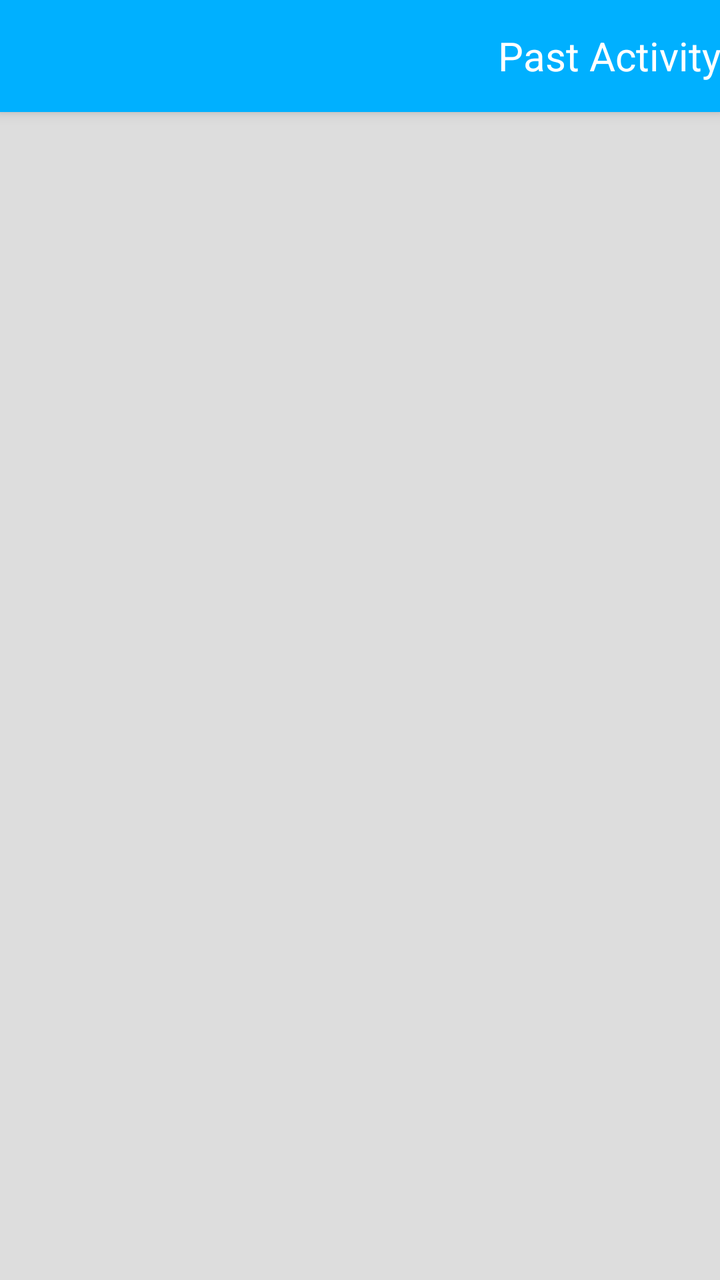
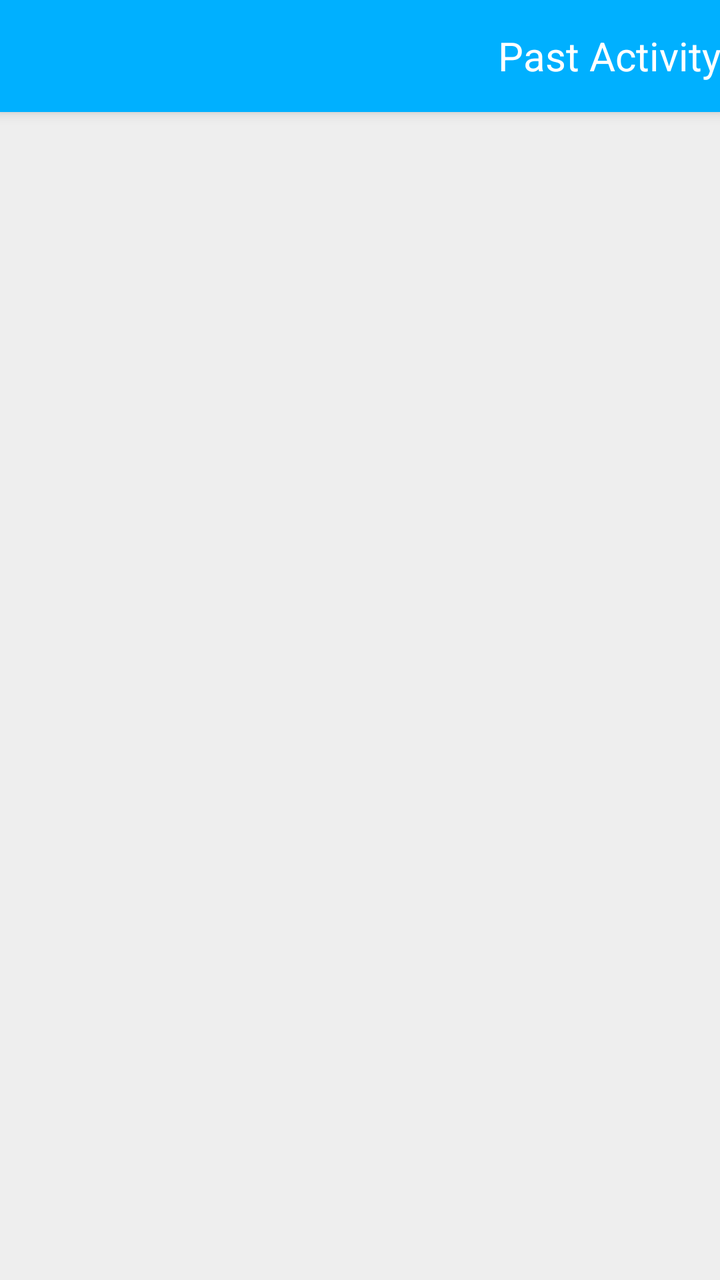

Two renders of the same Android screen: before a commit and after it. Below are the layout's source before the change and the commit's diff.
<!-- AndroidManifest.xml: activity theme AppTheme.NoActionBar -->
<!-- res/layout/activity_journal.xml -->
<?xml version="1.0" encoding="utf-8"?>
<androidx.coordinatorlayout.widget.CoordinatorLayout
    xmlns:android="http://schemas.android.com/apk/res/android"
    xmlns:app="http://schemas.android.com/apk/res-auto"
    xmlns:tools="http://schemas.android.com/tools"
    android:layout_width="match_parent"
    android:layout_height="match_parent"
    android:fitsSystemWindows="true"
    tools:context=".view.JournalActivity">

    <com.google.android.material.appbar.AppBarLayout
        android:id="@+id/record_appbar"
        android:layout_width="match_parent"
        android:layout_height="wrap_content"
        android:theme="@style/AppTheme.AppBarOverlay">

        <androidx.appcompat.widget.Toolbar
            android:id="@+id/record_toolbar"
            android:layout_width="match_parent"
            android:layout_height="?attr/actionBarSize"
            app:popupTheme="@style/AppTheme.PopupOverlay">

            <TextView
                android:layout_width="match_parent"
                android:layout_height="match_parent"
                android:gravity="end|center_vertical"
                android:textSize="@dimen/text_size_paragraph_title"
                android:textColor="#fff"
                android:text="@string/title_activity_journal"
                style="@style/AppTheme.AppBarOverlay"/>

        </androidx.appcompat.widget.Toolbar>

    </com.google.android.material.appbar.AppBarLayout>

    <FrameLayout
        android:layout_width="match_parent"
        android:layout_height="match_parent"
        app:layout_behavior="@string/appbar_scrolling_view_behavior">

        <LinearLayout
            android:layout_width="match_parent"
            android:layout_height="match_parent"
            android:orientation="horizontal">

            <FrameLayout
                android:id="@+id/record_list_container"
                xmlns:android="http://schemas.android.com/apk/res/android"
                xmlns:app="http://schemas.android.com/apk/res-auto"
                xmlns:tools="http://schemas.android.com/tools"
                android:layout_width="match_parent"
                android:layout_height="match_parent">

                <androidx.recyclerview.widget.RecyclerView
                    android:id="@+id/record_list"
                    android:layout_width="match_parent"
                    android:layout_height="match_parent"
                    android:background="@color/colorNeutral"
                    app:layoutManager="androidx.recyclerview.widget.LinearLayoutManager"
                    tools:context=".view.JournalActivity"
                    tools:listitem="@layout/item_journal"/>

            </FrameLayout>

            <FrameLayout
                android:id="@+id/record_item_container"
                android:layout_width="match_parent"
                android:layout_height="match_parent"
                android:visibility="gone"
                android:background="@color/colorNeutral"
                app:layout_behavior="@string/appbar_scrolling_view_behavior" />

        </LinearLayout>

    </FrameLayout>

</androidx.coordinatorlayout.widget.CoordinatorLayout>
<!-- res/layout/item_journal.xml (included above) -->
<?xml version="1.0" encoding="utf-8"?>
<androidx.cardview.widget.CardView
    xmlns:android="http://schemas.android.com/apk/res/android"
    android:id="@+id/record_item_view"
    android:layout_width="match_parent"
    android:layout_height="90dp"
    android:layout_marginLeft="8dp"
    android:layout_marginRight="8dp"
    android:layout_marginTop="4dp"
    android:layout_marginBottom="4dp">

    <LinearLayout
        android:layout_width="match_parent"
        android:layout_height="match_parent"
        android:orientation="horizontal"
        android:baselineAligned="false">

        <FrameLayout
            android:layout_width="44dp"
            android:layout_height="match_parent"
            android:paddingTop="15dp"
            android:paddingBottom="15dp"
            android:paddingStart="10dp"
            android:background="@color/colorChalk"
            android:orientation="vertical"
            android:clickable="true"
            android:focusable="true">

            <ImageButton
                android:id="@+id/record_contact_button"
                android:layout_width="25dp"
                android:layout_height="25dp"
                android:layout_gravity="top"
                android:background="@color/colorChalk"
                android:src="@drawable/ic_baseline_more_horiz_24px"
                android:contentDescription="@string/description_decrement_percentage_text"/>

            <ImageButton
                android:id="@+id/record_share_button"
                android:layout_width="25dp"
                android:layout_height="25dp"
                android:layout_gravity="bottom"
                android:background="@color/colorChalk"
                android:src="@drawable/ic_menu_share"
                android:contentDescription="@string/description_decrement_percentage_text"/>

        </FrameLayout>

        <LinearLayout
            android:id="@+id/record_stats_view"
            android:layout_width="0dp"
            android:layout_height="match_parent"
            android:layout_weight=".4"
            android:padding="4dp"
            android:orientation="vertical"
            android:gravity="end"
            android:clickable="true"
            android:focusable="true">

            <LinearLayout
                android:layout_width="match_parent"
                android:layout_height="0dp"
                android:layout_weight=".5"
                android:orientation="horizontal"
                android:layout_gravity="center"
                android:gravity="center">

                <TextView
                    android:id="@+id/record_memo_text"
                    android:layout_width="0dp"
                    android:layout_height="match_parent"
                    android:layout_weight=".25"
                    android:background="#fff"
                    android:textSize="@dimen/text_size_paragraph_title"
                    android:textColor="#000"
                    android:gravity="center"
                    android:text="📝"
                    android:inputType="numberDecimal"
                    android:imeOptions="actionDone"
                    android:importantForAutofill="no"
                    android:hint="Toggle the type of this record"/>

                <TextView
                    android:id="@+id/record_time_text"
                    android:layout_width="0dp"
                    android:layout_height="match_parent"
                    android:layout_weight=".75"
                    android:background="#fff"
                    android:textSize="@dimen/text_size_paragraph_title"
                    android:textColor="#000"
                    android:gravity="center"
                    android:inputType="numberDecimal"
                    android:imeOptions="actionDone"
                    android:importantForAutofill="no"
                    android:hint="Change the date of this record"/>

            </LinearLayout>


            <LinearLayout
                android:layout_width="match_parent"
                android:layout_height="0dp"
                android:layout_weight=".5"
                android:orientation="horizontal"
                android:layout_gravity="center"
                android:gravity="center">

                <TextView
                    android:id="@+id/record_type_text"
                    android:layout_width="0dp"
                    android:layout_height="match_parent"
                    android:layout_weight=".25"
                    android:background="#fff"
                    android:textSize="@dimen/text_size_paragraph_title"
                    android:textColor="#000"
                    android:gravity="center"
                    android:inputType="numberDecimal"
                    android:imeOptions="actionDone"
                    android:importantForAutofill="no"
                    android:hint="Toggle the type of this record"/>

                <EditText
                    android:id="@+id/record_amount_text"
                    android:layout_width="0dp"
                    android:layout_height="match_parent"
                    android:layout_weight=".75"
                    android:background="#fff"
                    android:textSize="@dimen/text_size_paragraph_title"
                    android:textColor="#000"
                    android:gravity="center"
                    android:inputType="numberDecimal"
                    android:imeOptions="actionDone"
                    android:importantForAutofill="no"
                    android:hint="Change the amount of this record"/>

            </LinearLayout>

        </LinearLayout>

        <FrameLayout
            android:id="@+id/record_text_view"
            android:layout_width="0dp"
            android:layout_height="match_parent"
            android:layout_weight=".5"
            android:padding="3dp"
            android:background="@color/colorHeat">

            <LinearLayout xmlns:android="http://schemas.android.com/apk/res/android"
                android:layout_width="match_parent"
                android:layout_height="match_parent"
                android:padding="2dp"
                android:background="#fff"
                android:orientation="vertical"
                android:layout_gravity="start|center_vertical">

                <LinearLayout
                    android:layout_width="match_parent"
                    android:layout_height="0dp"
                    android:layout_weight=".7">

                    <TextView
                        android:id="@+id/record_primary"
                        android:layout_width="0dp"
                        android:layout_height="match_parent"
                        android:layout_weight=".9"
                        android:layout_margin="4dp"
                        android:textSize="@dimen/text_size_paragraph_title"
                        android:textAppearance="?attr/textAppearanceListItem" />

                    <CheckBox
                        android:id="@+id/record_type"
                        android:layout_width="5dp"
                        android:layout_height="5dp"
                        android:layout_margin="2dp"
                        android:checked="false" />

                </LinearLayout>

                <TextView
                    android:id="@+id/record_secondary"
                    android:layout_width="wrap_content"
                    android:layout_height="0dp"
                    android:layout_weight=".3"
                    android:layout_marginStart="4dp"
                    android:textSize="@dimen/text_size_paragraph"
                    android:textAppearance="?attr/textAppearanceListItem" />

            </LinearLayout>

        </FrameLayout>

    </LinearLayout>

</androidx.cardview.widget.CardView>
<!-- resources referenced by this layout -->
<resources>
  <color name="colorChalk">#EEE</color>
  <color name="colorHeat">#FF8800</color>
  <color name="colorNeutral">#DDD</color>
  <dimen name="text_size_paragraph">16sp</dimen>
  <dimen name="text_size_paragraph_title">20sp</dimen>
  <!-- drawable ic_baseline_more_horiz_24px (drawable) -->
  <vector xmlns:android="http://schemas.android.com/apk/res/android"
      android:width="24dp"
      android:height="24dp"
      android:viewportWidth="24"
      android:viewportHeight="24">
    <path
        android:fillColor="#FF000000"
        android:pathData="M6,10c-1.1,0 -2,0.9 -2,2s0.9,2 2,2 2,-0.9 2,-2 -0.9,-2 -2,-2zM18,10c-1.1,0 -2,0.9 -2,2s0.9,2 2,2 2,-0.9 2,-2 -0.9,-2 -2,-2zM12,10c-1.1,0 -2,0.9 -2,2s0.9,2 2,2 2,-0.9 2,-2 -0.9,-2 -2,-2z"/>
  </vector>
  <!-- drawable ic_menu_share (drawable-v21) -->
  <vector xmlns:android="http://schemas.android.com/apk/res/android"
      android:width="24dp"
      android:height="24dp"
      android:viewportHeight="24.0"
      android:viewportWidth="24.0">
      <path
          android:fillColor="#FF000000"
          android:pathData="M18,16.08c-0.76,0 -1.44,0.3 -1.96,0.77L8.91,12.7c0.05,-0.23 0.09,-0.46 0.09,-0.7s-0.04,-0.47 -0.09,-0.7l7.05,-4.11c0.54,0.5 1.25,0.81 2.04,0.81 1.66,0 3,-1.34 3,-3s-1.34,-3 -3,-3 -3,1.34 -3,3c0,0.24 0.04,0.47 0.09,0.7L8.04,9.81C7.5,9.31 6.79,9 6,9c-1.66,0 -3,1.34 -3,3s1.34,3 3,3c0.79,0 1.5,-0.31 2.04,-0.81l7.12,4.16c-0.05,0.21 -0.08,0.43 -0.08,0.65 0,1.61 1.31,2.92 2.92,2.92 1.61,0 2.92,-1.31 2.92,-2.92s-1.31,-2.92 -2.92,-2.92z" />
  </vector>
  <string name="description_decrement_percentage_text">Press this button to decrease the percentage of your total donation amount to be allocated to this charity on each converted smile or stride</string>
  <string name="title_activity_journal">Past Activity</string>
  <style name="AppTheme.AppBarOverlay" parent="ThemeOverlay.AppCompat.Dark.ActionBar" />
  <style name="AppTheme.PopupOverlay" parent="@android:style/Widget.PopupMenu">
          <item name="android:background">@color/colorPrimary</item>
      </style>
  <style name="AppTheme.NoActionBar">
          <item name="windowActionBar">false</item>
          <item name="windowNoTitle">true</item>
      </style>
  <color name="colorPrimary">#00B0FF</color>
</resources>

<!-- the commit's change to res/layout/activity_journal.xml (unified diff, before → after) -->
@@ -55,7 +55,7 @@
                     android:id="@+id/record_list"
                     android:layout_width="match_parent"
                     android:layout_height="match_parent"
-                    android:background="@color/colorNeutral"
+                    android:background="@color/colorChalk"
                     app:layoutManager="androidx.recyclerview.widget.LinearLayoutManager"
                     tools:context=".view.JournalActivity"
                     tools:listitem="@layout/item_journal"/>
